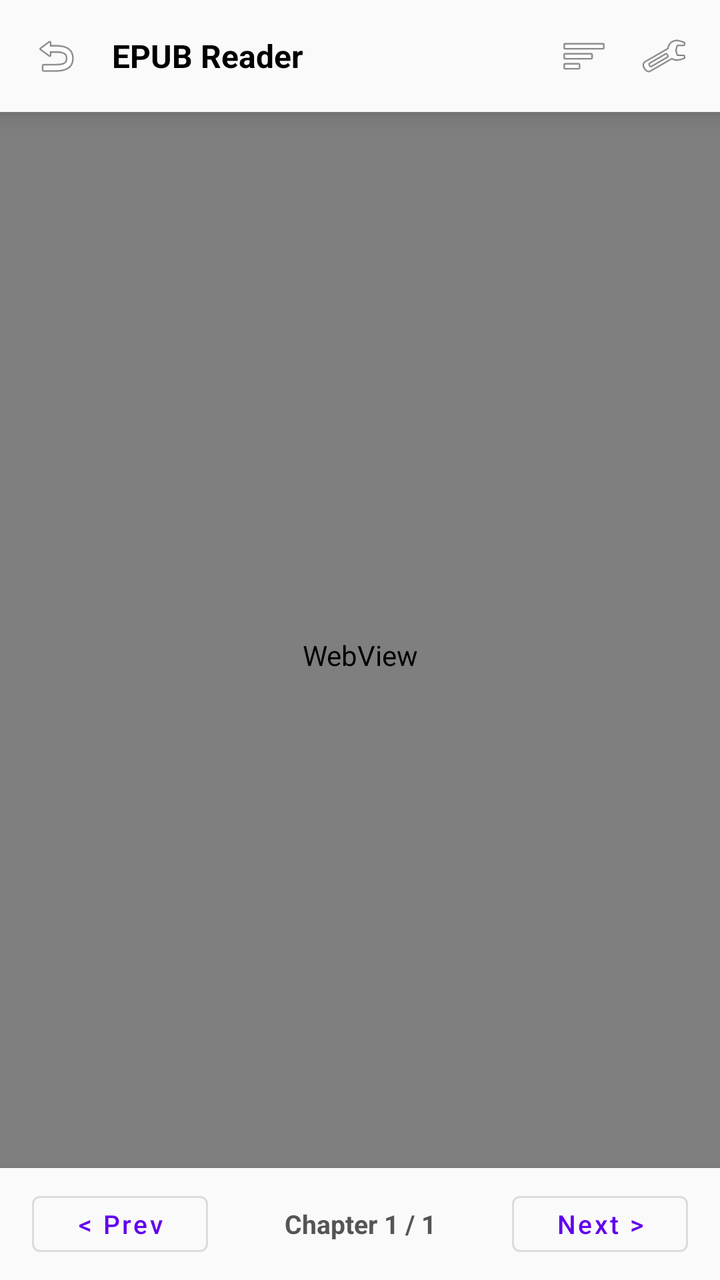
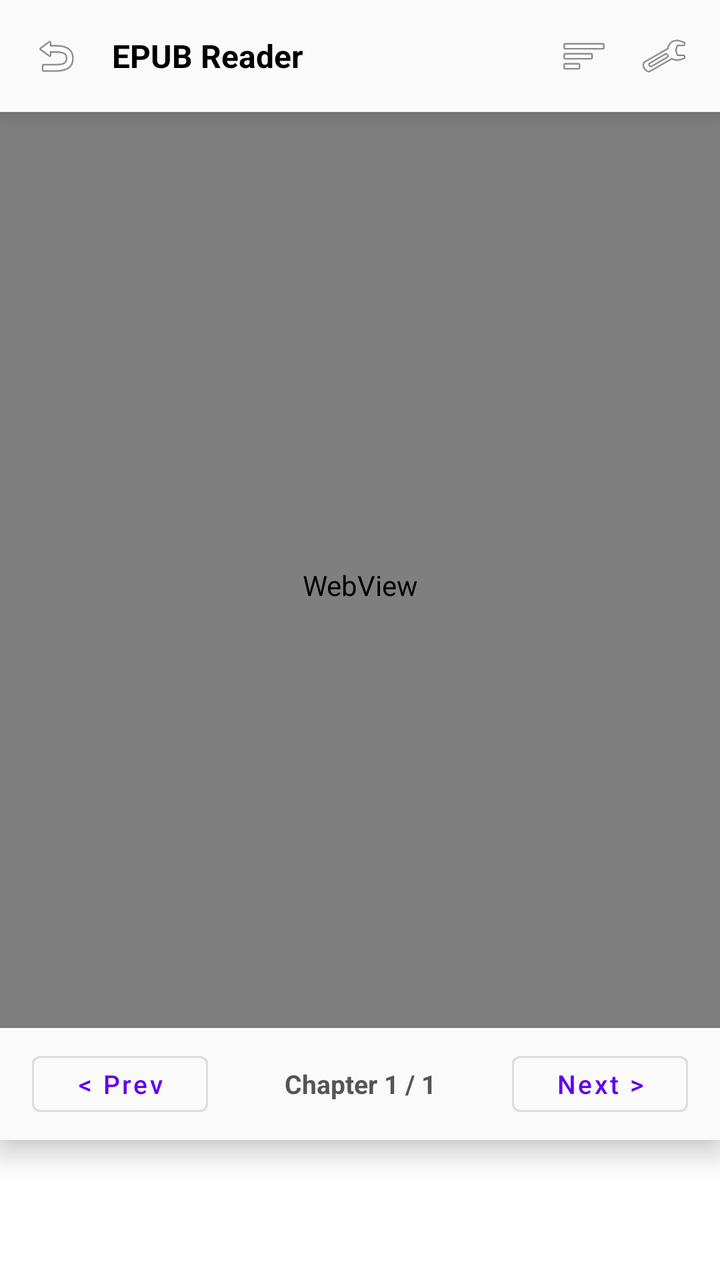

Screens rendered from an Android XML layout before and after an edit, with the pre-edit source and the edit as a unified diff.
<!-- AndroidManifest.xml: activity theme Theme.Epub_reader -->
<!-- res/layout/activity_reader.xml -->
<?xml version="1.0" encoding="utf-8"?>
<FrameLayout xmlns:android="http://schemas.android.com/apk/res/android"
    xmlns:app="http://schemas.android.com/apk/res-auto"
    xmlns:tools="http://schemas.android.com/tools"
    android:id="@+id/readerRoot"
    android:layout_width="match_parent"
    android:layout_height="match_parent"
    android:background="@color/white"
    tools:context=".ReaderActivity">

    
    <FrameLayout
        android:layout_width="match_parent"
        android:layout_height="match_parent">

        
        <TextView
            android:id="@+id/tvSmallChapterHeader"
            android:layout_width="wrap_content"
            android:layout_height="wrap_content"
            android:layout_gravity="top|start"
            android:layout_marginStart="16dp"
            android:layout_marginTop="8dp"
            android:text="Mục lục"
            android:textColor="#888888"
            android:textSize="10sp"
            android:elevation="1dp" />

        
        <TextView
            android:id="@+id/tvSmallPageProgress"
            android:layout_width="wrap_content"
            android:layout_height="wrap_content"
            android:layout_gravity="bottom|end"
            android:layout_marginEnd="16dp"
            android:layout_marginBottom="8dp"
            android:text="1/1"
            android:textColor="#888888"
            android:textSize="10sp"
            android:elevation="1dp" />

        <WebView
            android:layout_marginTop="15dp"
            android:id="@+id/webViewContent"
            android:layout_width="match_parent"
            android:layout_height="match_parent" />

        <ProgressBar
            android:id="@+id/progressBar"
            android:layout_width="wrap_content"
            android:layout_height="wrap_content"
            android:layout_gravity="center"
            android:visibility="gone" />
    </FrameLayout>

    
    <LinearLayout
        android:id="@+id/headerToolbar"
        android:layout_width="match_parent"
        android:layout_height="56dp"
        android:layout_gravity="top"
        android:orientation="horizontal"
        android:gravity="center_vertical"
        android:paddingStart="8dp"
        android:paddingEnd="8dp"
        android:background="#FAFAFA"
        android:elevation="8dp">

        <ImageView
            android:id="@+id/btnBack"
            android:layout_width="40dp"
            android:layout_height="40dp"
            android:padding="8dp"
            android:background="?attr/selectableItemBackgroundBorderless"
            android:src="@android:drawable/ic_menu_revert"
            android:contentDescription="Back" />

        <TextView
            android:id="@+id/tvBookTitle"
            android:layout_width="0dp"
            android:layout_height="wrap_content"
            android:layout_weight="1"
            android:layout_marginStart="8dp"
            android:layout_marginEnd="8dp"
            android:text="EPUB Reader"
            android:textColor="@color/black"
            android:textSize="16sp"
            android:textStyle="bold"
            android:ellipsize="end"
            android:maxLines="1" />

        <ImageView
            android:id="@+id/btnToc"
            android:layout_width="40dp"
            android:layout_height="40dp"
            android:padding="8dp"
            android:background="?attr/selectableItemBackgroundBorderless"
            android:src="@android:drawable/ic_menu_sort_by_size"
            android:contentDescription="Table of Contents" />

        <ImageView
            android:id="@+id/btnReaderSettings"
            android:layout_width="40dp"
            android:layout_height="40dp"
            android:padding="8dp"
            android:background="?attr/selectableItemBackgroundBorderless"
            android:src="@android:drawable/ic_menu_preferences"
            android:contentDescription="Reader Settings" />
    </LinearLayout>

    
    <LinearLayout
        android:id="@+id/bottomNav"
        android:layout_width="match_parent"
        android:layout_height="56dp"
        android:layout_gravity="bottom"
        android:orientation="horizontal"
        android:gravity="center_vertical"
        android:paddingStart="16dp"
        android:paddingEnd="16dp"
        android:background="#FAFAFA"
        android:elevation="8dp">

        <Button
            android:id="@+id/btnPrevChapter"
            android:layout_width="wrap_content"
            android:layout_height="40dp"
            android:text="&lt; Prev"
            android:textSize="13sp"
            android:textAllCaps="false"
            style="@style/Widget.MaterialComponents.Button.OutlinedButton" />

        <TextView
            android:id="@+id/tvChapterProgress"
            android:layout_width="0dp"
            android:layout_height="wrap_content"
            android:layout_weight="1"
            android:gravity="center"
            android:text="Chapter 1 / 1"
            android:textColor="#555555"
            android:textSize="13sp"
            android:textStyle="bold" />

        <Button
            android:id="@+id/btnNextChapter"
            android:layout_width="wrap_content"
            android:layout_height="40dp"
            android:text="Next &gt;"
            android:textSize="13sp"
            android:textAllCaps="false"
            style="@style/Widget.MaterialComponents.Button.OutlinedButton" />
    </LinearLayout>

</FrameLayout>
<!-- resources referenced by this layout -->
<resources>
  <color name="black">#FF000000</color>
  <color name="white">#FFFFFFFF</color>
  <style name="Theme.Epub_reader" parent="Theme.MaterialComponents.DayNight.NoActionBar" />
</resources>

<!-- the commit's change to res/layout/activity_reader.xml (unified diff, before → after) -->
@@ -33,17 +33,18 @@
             android:layout_height="wrap_content"
             android:layout_gravity="bottom|end"
             android:layout_marginEnd="16dp"
-            android:layout_marginBottom="8dp"
+            android:layout_marginBottom="78dp"
             android:text="1/1"
             android:textColor="#888888"
             android:textSize="10sp"
             android:elevation="1dp" />
 
         <WebView
-            android:layout_marginTop="15dp"
             android:id="@+id/webViewContent"
             android:layout_width="match_parent"
-            android:layout_height="match_parent" />
+            android:layout_height="match_parent"
+            android:layout_marginTop="15dp"
+            android:layout_marginBottom="70dp" />
 
         <ProgressBar
             android:id="@+id/progressBar"
@@ -52,6 +53,14 @@
             android:layout_gravity="center"
             android:visibility="gone" />
     </FrameLayout>
+
+    
+    <FrameLayout
+        android:id="@+id/adBannerContainer"
+        android:layout_width="match_parent"
+        android:layout_height="70dp"
+        android:layout_gravity="bottom"
+        android:elevation="4dp" />
 
     
     <LinearLayout
@@ -114,6 +123,7 @@
         android:layout_width="match_parent"
         android:layout_height="56dp"
         android:layout_gravity="bottom"
+        android:layout_marginBottom="70dp"
         android:orientation="horizontal"
         android:gravity="center_vertical"
         android:paddingStart="16dp"
